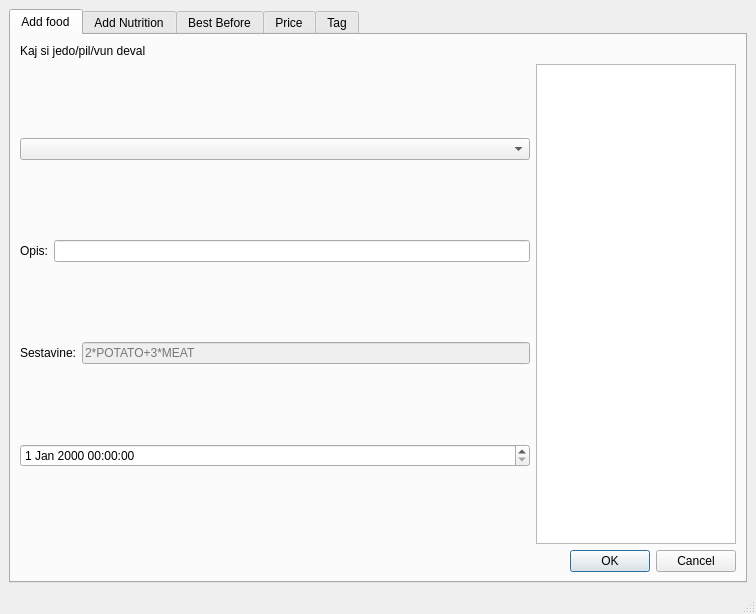
Above: gui_input.ui from buma/eatToday before the change. Below: the same form after it.
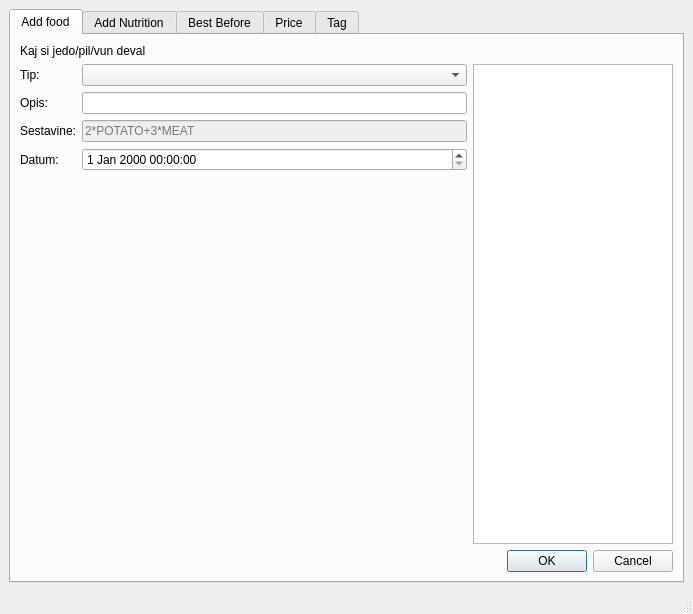
That is the form after the change. The open tabs and pages were chosen to show the change.

Commit message: Nicer input UI

What changed in the file:
```diff
--- a/gui_input.ui
+++ b/gui_input.ui
@@ -6,7 +6,7 @@
    <rect>
     <x>0</x>
     <y>0</y>
-    <width>756</width>
+    <width>693</width>
     <height>614</height>
    </rect>
   </property>
@@ -14,7 +14,7 @@
    <string>MainWindow</string>
   </property>
   <widget class="QWidget" name="centralwidget">
-   <layout class="QHBoxLayout" name="horizontalLayout_4">
+   <layout class="QVBoxLayout" name="verticalLayout">
     <item>
      <widget class="QTabWidget" name="tabWidget">
       <property name="currentIndex">
@@ -33,40 +33,41 @@
          </widget>
         </item>
         <item>
-         <layout class="QHBoxLayout" name="horizontalLayout_3">
-          <item>
-           <layout class="QVBoxLayout" name="verticalLayout">
-            <item>
-             <widget class="QComboBox" name="cb_type"/>
-            </item>
-            <item>
              <layout class="QHBoxLayout" name="horizontalLayout">
               <item>
+           <layout class="QFormLayout" name="formLayout_5">
+            <item row="0" column="0">
+             <widget class="QLabel" name="label_16">
+              <property name="text">
+               <string>Tip:</string>
+              </property>
+             </widget>
+            </item>
+            <item row="0" column="1">
+             <widget class="QComboBox" name="cb_type"/>
+            </item>
+            <item row="1" column="0">
                <widget class="QLabel" name="label_2">
                 <property name="text">
                  <string>Opis:</string>
                 </property>
                </widget>
               </item>
-              <item>
+            <item row="1" column="1">
                <widget class="QLineEdit" name="le_description">
                 <property name="maxLength">
                  <number>100</number>
                 </property>
                </widget>
               </item>
-             </layout>
-            </item>
-            <item>
-             <layout class="QHBoxLayout" name="horizontalLayout_2">
-              <item>
+            <item row="2" column="0">
                <widget class="QLabel" name="label_3">
                 <property name="text">
                  <string>Sestavine:</string>
                 </property>
                </widget>
               </item>
-              <item>
+            <item row="2" column="1">
                <widget class="QLineEdit" name="le_nutrition">
                 <property name="enabled">
                  <bool>false</bool>
@@ -79,9 +80,14 @@
                 </property>
                </widget>
               </item>
-             </layout>
+            <item row="3" column="0">
+             <widget class="QLabel" name="label_17">
+              <property name="text">
+               <string>Datum:</string>
+              </property>
+             </widget>
             </item>
-            <item>
+            <item row="3" column="1">
              <widget class="QDateTimeEdit" name="d_edit"/>
             </item>
            </layout>
```
Left out of the diff: 14 changed lines with no effect on the pictures. Lines whose indentation alone changed are shown as unchanged.
